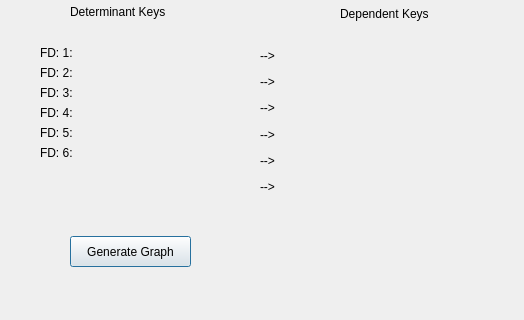
Qt form dialog_fd_display.ui (shanidchamal/ADN) before a commit; both pictures show x 0 to 524 and y 114 to 434 of the 656 by 434 pixel window.
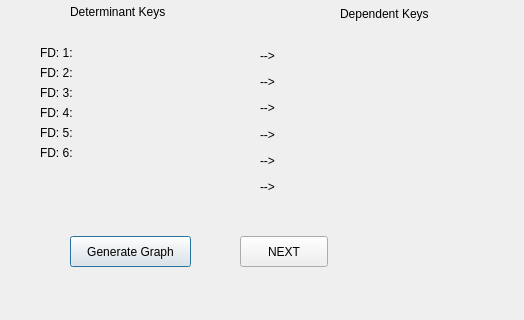
The same form after that commit.

Commit message: {Sprint 2} added DM Ui

Diff of the .ui file:
```diff
--- a/dialog_fd_display.ui
+++ b/dialog_fd_display.ui
@@ -282,6 +282,19 @@
     <string/>
    </property>
   </widget>
+  <widget class="QPushButton" name="nextButton">
+   <property name="geometry">
+    <rect>
+     <x>240</x>
+     <y>350</y>
+     <width>88</width>
+     <height>31</height>
+    </rect>
+   </property>
+   <property name="text">
+    <string>NEXT</string>
+   </property>
+  </widget>
  </widget>
  <resources/>
  <connections/>
```
The commit also changes 6 other files.
